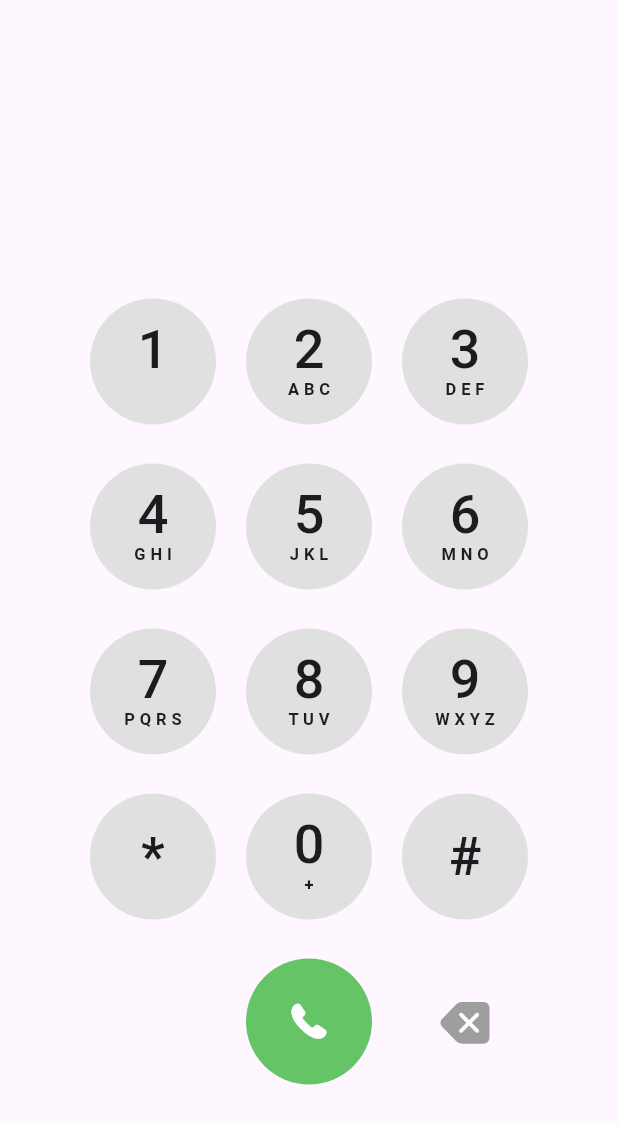
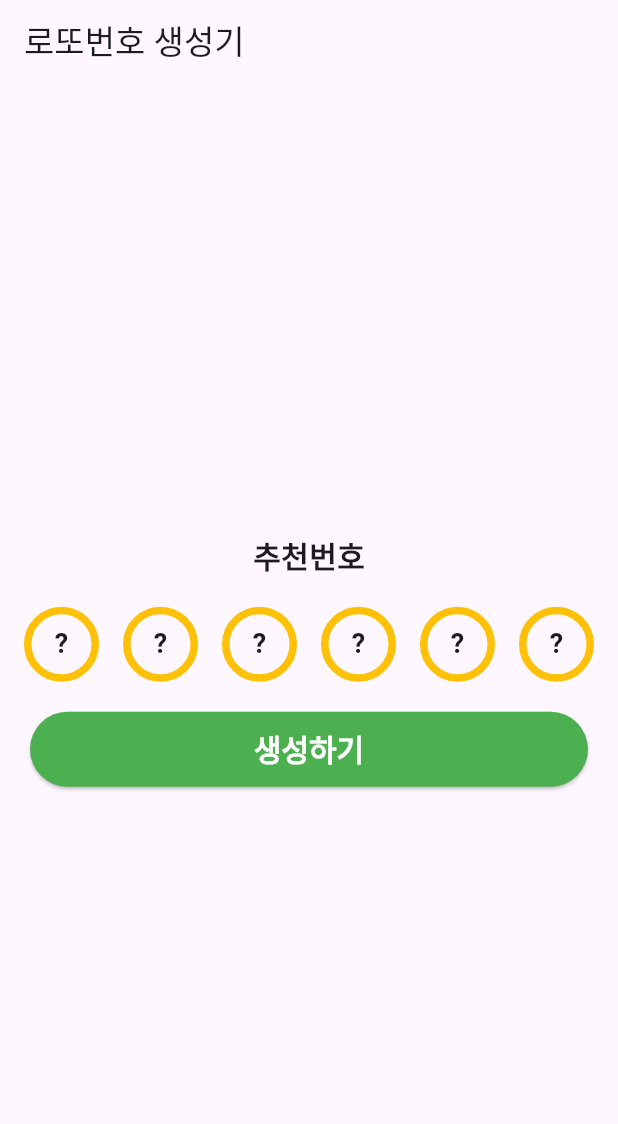
Before and after one commit to 111coding/flutter-morning-ui, a Flutter app: the screen it shows after launch, on a phone screen of 412 x 824 dp. Shown: the top 1124 px of the screen. Run offline on Flutter 3.47's test engine with Material 3 defaults, Android fonts, the phone set to English and light mode, and no system bars.

Commit message:
feat: lotto

```diff
--- /dev/null
+++ b/lib/lotto_page.dart
@@ -0,0 +1,100 @@
+import 'dart:math';
+
+import 'package:flutter/material.dart';
+
+class LottoPage extends StatefulWidget {
+  @override
+  State<LottoPage> createState() => _LottoPageState();
+}
+
+class _LottoPageState extends State<LottoPage> {
+  Set<int> numberSet = {};
+
+  @override
+  Widget build(BuildContext context) {
+    List<int> numberList = numberSet.toList();
+    numberList.sort();
+    List<String> numbetStringList = [];
+    for (int n in numberList) {
+      numbetStringList.add('$n');
+    }
+    if (numbetStringList.isEmpty) {
+      numbetStringList = ['?', '?', '?', '?', '?', '?'];
+    }
+
+    return Scaffold(
+      appBar: AppBar(title: Text('로또번호 생성기')),
+      body: Column(
+        mainAxisAlignment: MainAxisAlignment.center,
+        children: [
+          Text(
+            '추천번호',
+            style: TextStyle(
+              fontSize: 20,
+              fontWeight: FontWeight.bold,
+              //
+            ),
+          ),
+          SizedBox(height: 20),
+          Row(
+            mainAxisAlignment: MainAxisAlignment.spaceEvenly,
+            children: [
+              numberBox(numbetStringList[0]),
+              numberBox(numbetStringList[1]),
+              numberBox(numbetStringList[2]),
+              numberBox(numbetStringList[3]),
+              numberBox(numbetStringList[4]),
+              numberBox(numbetStringList[5]),
+            ],
+          ),
+          SizedBox(height: 20),
+          Container(
+            width: double.infinity,
+            height: 50,
+            margin: EdgeInsets.symmetric(horizontal: 20),
+            child: ElevatedButton(
+              onPressed: () {
+                Set<int> newNumbers = {};
+                Random random = Random();
+                while (newNumbers.length < 6) {
+                  int randomValue = random.nextInt(45); // 0 이상 45 미만
+                  newNumbers.add(randomValue + 1);
+                }
+                setState(() {
+                  numberSet = newNumbers;
+                });
+              },
+              style: ElevatedButton.styleFrom(
+                backgroundColor: Colors.green,
+                foregroundColor: Colors.white,
+                textStyle: TextStyle(fontSize: 20, fontWeight: FontWeight.bold),
+              ),
+
+              child: Text('생성하기'),
+            ),
+          ),
+        ],
+      ),
+    );
+  }
+
+  Widget numberBox(String number) {
+    return Container(
+      decoration: BoxDecoration(
+        border: Border.all(color: Colors.amber, width: 5),
+        shape: BoxShape.circle,
+      ),
+      width: 50,
+      height: 50,
+      alignment: Alignment.center,
+      child: Text(
+        number,
+        style: TextStyle(
+          fontSize: 18,
+          fontWeight: FontWeight.bold,
+          //
+        ),
+      ),
+    );
+  }
+}
--- a/lib/main.dart
+++ b/lib/main.dart
@@ -1,4 +1,5 @@
 import 'package:flutter/material.dart';
+import 'package:flutter_morning_ui/lotto_page.dart';
 import 'package:flutter_morning_ui/subject001.dart';
 import 'package:flutter_morning_ui/ui_0724.dart';
 import 'package:flutter_morning_ui/ui_0729.dart';
@@ -19,7 +20,7 @@ class MyApp extends StatelessWidget {
       theme: ThemeData(
         colorScheme: ColorScheme.fromSeed(seedColor: Colors.deepPurple),
       ),
-      home: DialPage(),
+      home: LottoPage(),
     );
   }
 }
```
